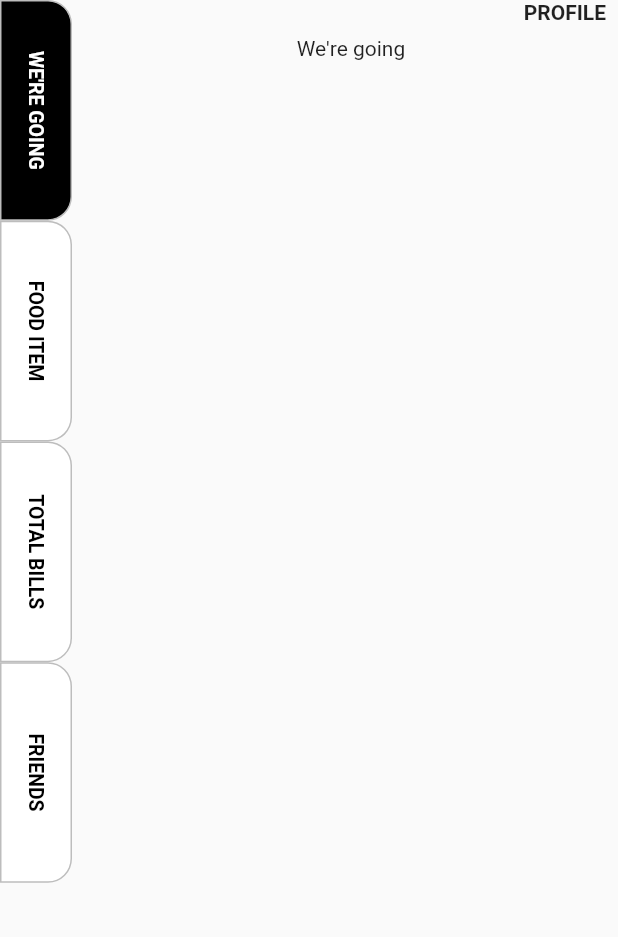
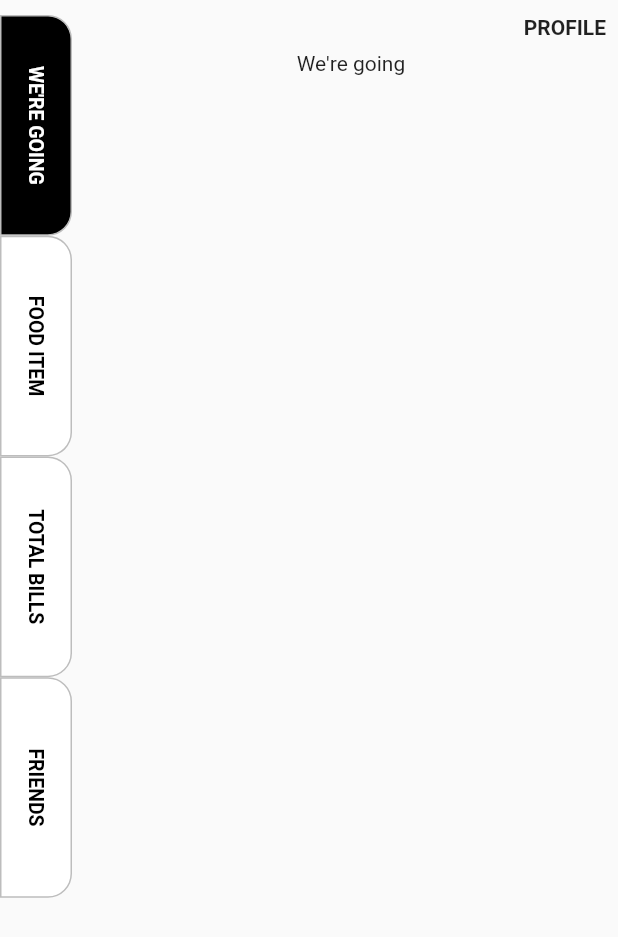
Before and after one commit to lhs7091/flutter_mobile_exam, a Flutter app: the screen it shows after launch, on a phone screen of 412 x 824 dp. Shown: the top 937 px of the screen. Run offline on Flutter 3.47's test engine with Material 2 defaults, Android fonts, the phone set to English and light mode, and no system bars.

Commit message:
android UI/UX modify

```diff
--- a/food_bill/lib/food_bill_home.dart
+++ b/food_bill/lib/food_bill_home.dart
@@ -14,6 +14,8 @@ class _FoodBillHomePageState extends State<FoodBillHomePage> {
   Widget build(BuildContext context) {
     return Scaffold(
       body: SafeArea(
+        child: Padding(
+          padding: const EdgeInsets.only(top: 10.0),
           child: Stack(
             children: [
               // Side Menu
@@ -36,6 +38,7 @@ class _FoodBillHomePageState extends State<FoodBillHomePage> {
               // Food Item page
               getPages(),
             ],
+          ),
         ),
       ),
     );
```
Also changed, not shown: food_bill/lib/pages/food_item_page.dart (+7 -7 lines). Lines whose indentation alone changed are shown as unchanged.
